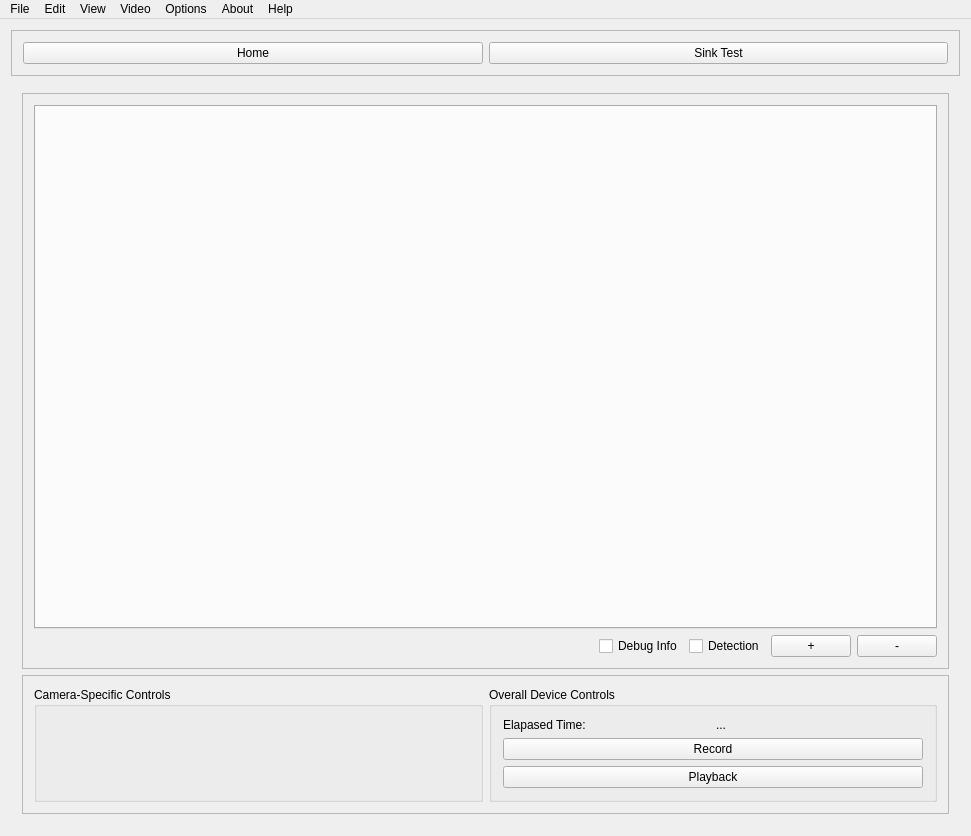
The window that src/Windows/MainWindow.ui (m-riley04/ModularSensorSystem) describes before a commit, drawn with Qt 5.
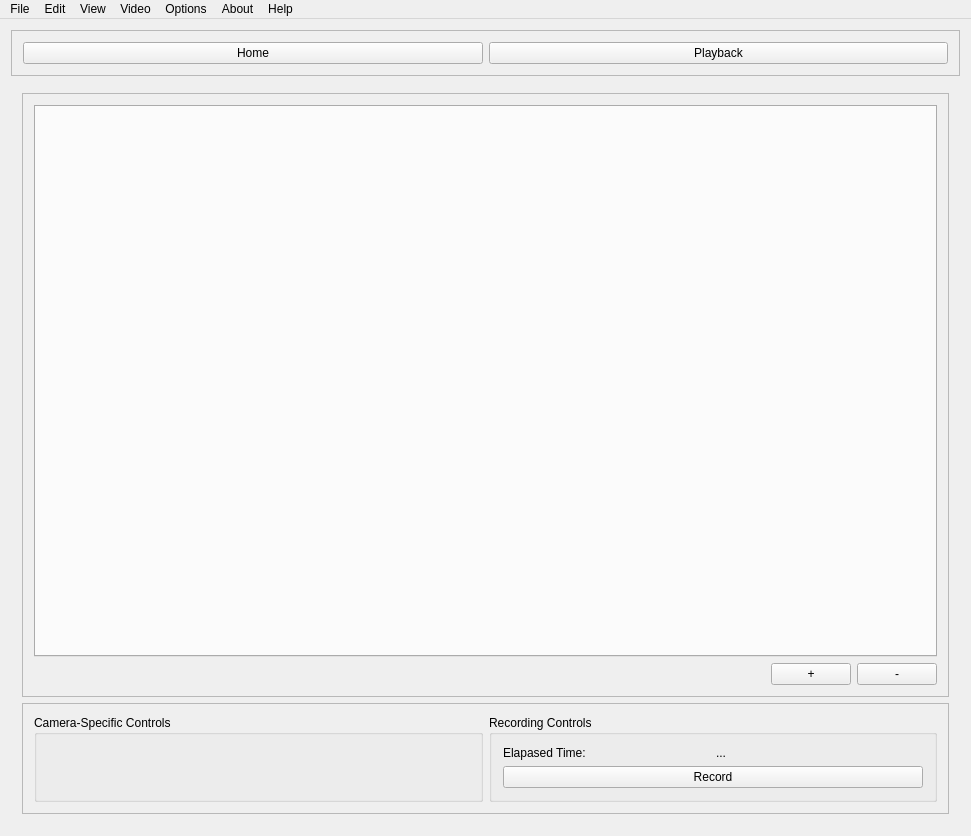
The same window after the commit. Custom widgets are drawn as their Qt base class.

Commit message: add controls for obj detection and other painting stuff to camera controls widget

```diff
--- a/src/Windows/MainWindow.ui
+++ b/src/Windows/MainWindow.ui
@@ -32,9 +32,9 @@
         </widget>
        </item>
        <item>
-        <widget class="QPushButton" name="buttonTest">
+        <widget class="QPushButton" name="buttonPlayback">
          <property name="text">
-          <string>Sink Test</string>
+          <string>Playback</string>
          </property>
         </widget>
        </item>
@@ -57,27 +57,27 @@
            <enum>QFrame::Shadow::Raised</enum>
           </property>
           <layout class="QGridLayout" name="gridLayout_2">
-           <item row="1" column="3">
+           <item row="1" column="2">
+            <widget class="QPushButton" name="buttonRemoveSensor">
+             <property name="text">
+              <string>-</string>
+             </property>
+            </widget>
+           </item>
+           <item row="1" column="1">
             <widget class="QPushButton" name="buttonAddSensor">
              <property name="text">
               <string>+</string>
              </property>
             </widget>
            </item>
-           <item row="0" column="0" colspan="5">
+           <item row="0" column="0" colspan="3">
             <widget class="QTabWidget" name="tabCameras">
              <property name="currentIndex">
               <number>-1</number>
              </property>
             </widget>
            </item>
-           <item row="1" column="4">
-            <widget class="QPushButton" name="buttonRemoveSensor">
-             <property name="text">
-              <string>-</string>
-             </property>
-            </widget>
-           </item>
            <item row="1" column="0">
             <spacer name="horizontalSpacer">
              <property name="orientation">
@@ -91,20 +91,6 @@
              </property>
             </spacer>
            </item>
-           <item row="1" column="2">
-            <widget class="QCheckBox" name="checkboxDetection">
-             <property name="text">
-              <string>Detection</string>
-             </property>
-            </widget>
-           </item>
-           <item row="1" column="1">
-            <widget class="QCheckBox" name="checkboxDebugInfo">
-             <property name="text">
-              <string>Debug Info</string>
-             </property>
-            </widget>
-           </item>
           </layout>
          </widget>
         </item>
@@ -132,7 +118,7 @@
            <item>
             <widget class="QGroupBox" name="groupBox_3">
              <property name="title">
-              <string>Overall Device Controls</string>
+              <string>Recording Controls</string>
              </property>
              <layout class="QGridLayout" name="gridLayout">
               <item row="1" column="0" colspan="2">
@@ -156,13 +142,6 @@
                 </property>
                </widget>
               </item>
-              <item row="2" column="0" colspan="2">
-               <widget class="QPushButton" name="buttonPlayback">
-                <property name="text">
-                 <string>Playback</string>
-                </property>
-               </widget>
-              </item>
              </layout>
             </widget>
            </item>
```
Left out of the diff: 14 changed lines with no effect on the pictures. The commit also changes 6 other files.
